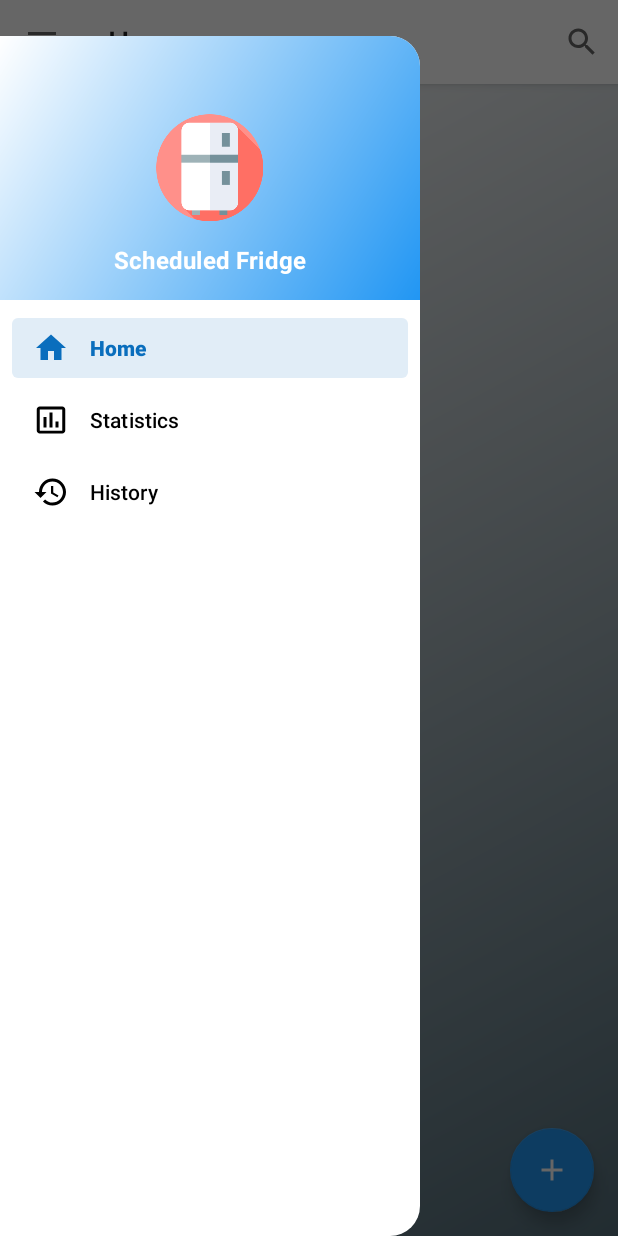
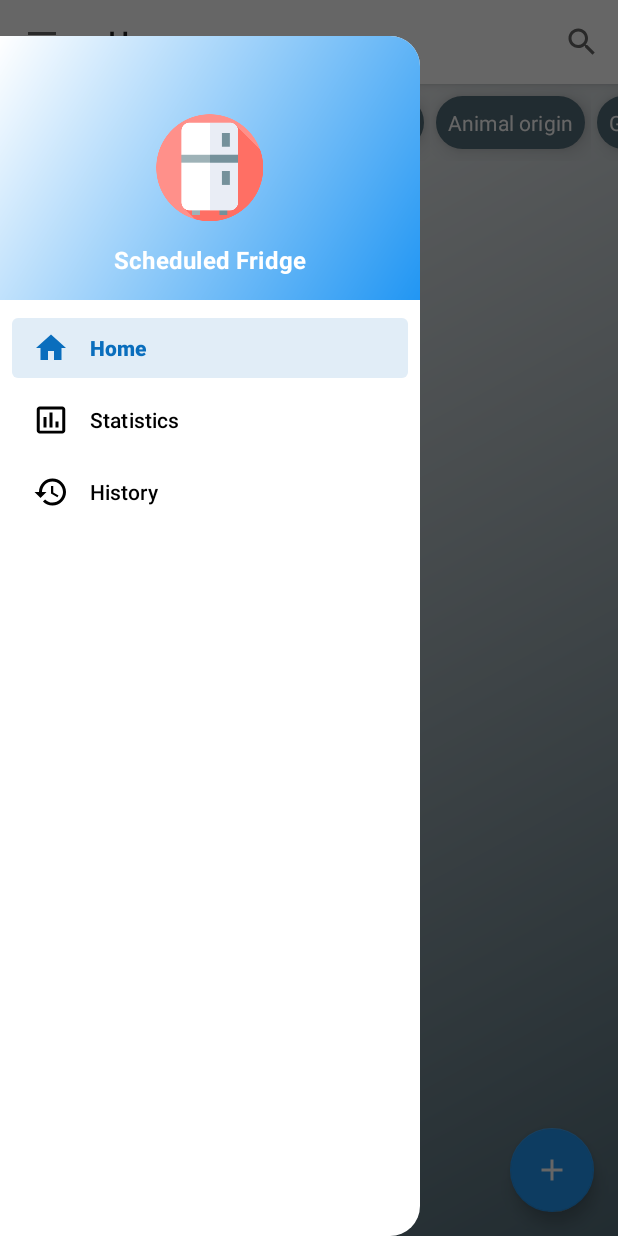
Before and after one commit to Belohun/Scheduled-Fridge, an Android app: the screen it shows after launch (MainActivity), with the side drawer open, on a phone screen of 412 x 824 dp. Run offline under Robolectric (Android 15) with nearby library versions, the phone set to English and light mode, and no system bars; our stand-ins replace Room's generated code, navigation-ui; libraries missing offline, so code that uses them is left out: it.xabaras.android, net.danlew.android; Roboto replaces fonts that are not available here; 1 statement that could not run was skipped.

Commit message:
Added: Viewing horizontal recyclerView with categories

```diff
--- a/app/src/main/java/com/example/scheduledfridge/ui/home/CategoriesAdapter.kt
+++ b/app/src/main/java/com/example/scheduledfridge/ui/home/CategoriesAdapter.kt
@@ -1,17 +1,21 @@
 package com.example.scheduledfridge.ui.home
-
 import android.content.Context
+import android.view.LayoutInflater
 import android.view.View
 import android.view.ViewGroup
+import android.widget.ArrayAdapter
 import androidx.recyclerview.widget.RecyclerView
-import kotlinx.android.synthetic.main.product_layout.view.*
+import com.example.scheduledfridge.R
+import kotlinx.android.synthetic.main.category_layout.view.*
 
-class CategoriesAdapter internal constructor(val context: Context?): RecyclerView.Adapter<CategoriesAdapter.ViewHolder>() {
 
+class CategoriesAdapter internal constructor(val context: Context?,
+                                             private var categories: ArrayList<String>
+): RecyclerView.Adapter<CategoriesAdapter.ViewHolder>() {
+
+    private val inflater: LayoutInflater = LayoutInflater.from(context)
     inner class ViewHolder(itemView: View): RecyclerView.ViewHolder(itemView){
-
-        val category = itemView.product_name_textView!!
-
+        val categoryName = itemView.categoryName_TextView!!
 
     }
 
@@ -20,15 +24,20 @@ class CategoriesAdapter internal constructor(val context: Context?): RecyclerVie
         parent: ViewGroup,
         viewType: Int
     ): CategoriesAdapter.ViewHolder {
-        TODO("Not yet implemented")
+
+        val itemView = inflater.inflate(R.layout.category_layout,parent,false)
+        return ViewHolder(itemView)
+
     }
 
     override fun getItemCount(): Int {
-        TODO("Not yet implemented")
+       return categories.size
     }
 
     override fun onBindViewHolder(holder: CategoriesAdapter.ViewHolder, position: Int) {
-        TODO("Not yet implemented")
+
+
+      holder.categoryName.text = categories[position]
     }
 
 }
--- a/app/src/main/java/com/example/scheduledfridge/ui/home/HomeFragment.kt
+++ b/app/src/main/java/com/example/scheduledfridge/ui/home/HomeFragment.kt
@@ -24,13 +24,15 @@ import kotlinx.android.synthetic.main.fragment_home.*
 import java.time.LocalDateTime
 import java.time.format.DateTimeFormatter
 import java.util.*
+import kotlin.collections.ArrayList
 
 class HomeFragment : Fragment(),MenuItem.OnActionExpandListener,
     androidx.appcompat.widget.SearchView.OnQueryTextListener {
 
     private lateinit var homeViewModel: HomeViewModel
     private val productDetailsViewModel: ProductDetailsViewModel by activityViewModels()
-    private var adapter: ListOfProductsAdapter? = null
+    private var listOfProductsAdapter: ListOfProductsAdapter? = null
+    private var categoriesAdapter: CategoriesAdapter? = null
     var allProducts : List<Product> = emptyList()
 
     @SuppressLint("NewApi")
@@ -45,17 +47,27 @@ class HomeFragment : Fragment(),MenuItem.OnActionExpandListener,
     }
 
     override fun onViewCreated(view: View, savedInstanceState: Bundle?) {
+        val categoryArrayAdapter: ArrayAdapter<CharSequence> = ArrayAdapter.createFromResource(
+            requireContext(),
+            R.array.types,
+            R.layout.support_simple_spinner_dropdown_item
+        )
+        val categoriesList = returnCategoryList(categoryArrayAdapter)
         homeViewModel = ViewModelProviders.of(this).get(HomeViewModel::class.java)
-        adapter = ListOfProductsAdapter(context)
-        setAdapter(recyclerView_home, adapter!!)
+        listOfProductsAdapter = ListOfProductsAdapter(context)
+        categoriesAdapter = CategoriesAdapter(context,categoriesList)
+        recyclerView_home.adapter = listOfProductsAdapter
+        recyclerView_Categories.adapter =categoriesAdapter
+
         homeViewModel.allProducts.observe(viewLifecycleOwner, androidx.lifecycle.Observer {
             allProducts=it
-            adapter!!.setProducts(allProducts)
+            listOfProductsAdapter!!.setProducts(allProducts)
         })
-        adapter!!.currentProduct.observe(viewLifecycleOwner, androidx.lifecycle.Observer {
+        listOfProductsAdapter!!.currentProduct.observe(viewLifecycleOwner, androidx.lifecycle.Observer {
             productDetailsViewModel.setCurrentProduct(it)
         })
         recyclerView_home.layoutManager = LinearLayoutManager(context,RecyclerView.VERTICAL,false)
+        recyclerView_Categories.layoutManager = LinearLayoutManager(context,RecyclerView.HORIZONTAL,false)
         val simpleCallBackHelper = object : ItemTouchHelper.SimpleCallback(0, ItemTouchHelper.LEFT or  RIGHT) {
             override fun onMove(
                 recyclerView: RecyclerView,
@@ -89,22 +101,18 @@ class HomeFragment : Fragment(),MenuItem.OnActionExpandListener,
         }
         val itemTouchHelper = ItemTouchHelper(simpleCallBackHelper)
         itemTouchHelper.attachToRecyclerView(recyclerView_home)
-        fabOnClick(fab)
+        fabOnClick(fab,categoryArrayAdapter)
         super.onViewCreated(view, savedInstanceState)
     }
-    private fun fabOnClick(fab: FloatingActionButton) {
+    private fun fabOnClick(fab: FloatingActionButton, adapter: ArrayAdapter<CharSequence>) {
         fab.setOnClickListener {
             val dialogView =
                 LayoutInflater.from(this.activity).inflate(R.layout.add_product_layout, null)
             val mBuilder = AlertDialog.Builder(this.requireActivity())
                 .setView(dialogView)
             val mAlertDialog = mBuilder.show()
-            val adapter: ArrayAdapter<CharSequence> = ArrayAdapter.createFromResource(
-                requireContext(),
-                R.array.types,
-                R.layout.support_simple_spinner_dropdown_item
-            )
 
+1
 
             mAlertDialog.type_AutoCompleteTextView.setAdapter(adapter)
             calendarOnClick(dialogView, mAlertDialog)
@@ -131,7 +139,7 @@ class HomeFragment : Fragment(),MenuItem.OnActionExpandListener,
             val day = c.get(Calendar.DAY_OF_MONTH)
             val dpd = DatePickerDialog(
                 this.requireActivity(),
-                DatePickerDialog.OnDateSetListener { view, year, monthOfYear, dayOfMonth ->
+                DatePickerDialog.OnDateSetListener { _, year, monthOfYear, dayOfMonth ->
                     val date = "" + dayOfMonth + "/" + (monthOfYear + 1) + "/" + year
                     mAlertDialog.date_TextInputEditText.setText(date)
                 },
@@ -214,15 +222,6 @@ class HomeFragment : Fragment(),MenuItem.OnActionExpandListener,
             }
     }
 
-    private fun setAdapter(
-        recyclerView: RecyclerView,
-        adapter: ListOfProductsAdapter
-    ){
-
-        recyclerView.adapter = adapter
-
-    }
-
     override fun onCreateOptionsMenu(menu: Menu, inflater: MenuInflater) {
         inflater.inflate(R.menu.main, menu)
         val searchView: androidx.appcompat.widget.SearchView = menu.findItem(R.id.action_search).actionView as androidx.appcompat.widget.SearchView
@@ -237,7 +236,7 @@ class HomeFragment : Fragment(),MenuItem.OnActionExpandListener,
 
     override fun onQueryTextChange(p0: String?): Boolean {
     if(p0 == null || p0.trim().isEmpty()){
-        adapter!!.setProducts(allProducts)
+        listOfProductsAdapter!!.setProducts(allProducts)
         return false
     }
         val newText = p0.toLowerCase(Locale.ROOT)
@@ -249,14 +248,27 @@ class HomeFragment : Fragment(),MenuItem.OnActionExpandListener,
                 filteredNewsList.add(Product(it.id,it.productName,it.productType,it.productExpirationDate,it.productAdedDate,it.quantity))
             }
         }
-        adapter!!.setProducts(filteredNewsList)
+        listOfProductsAdapter!!.setProducts(filteredNewsList)
         return true
     }
     override fun onMenuItemActionExpand(p0: MenuItem?): Boolean {
         TODO("Not yet implemented")
     }
     override fun onMenuItemActionCollapse(p0: MenuItem?): Boolean {
-        adapter!!.setProducts(allProducts)
+        listOfProductsAdapter!!.setProducts(allProducts)
         return true
     }
+    private fun returnCategoryList(adapter: ArrayAdapter<CharSequence>): ArrayList<String> {
+        val categories: ArrayList<String> = ArrayList()
+        categories.add("All")
+        val size = adapter.count
+        var i = 0
+        while(i < size){
+            categories.add(adapter.getItem(i).toString())
+            i++
+        }
+        return categories
+
+    }
+
 }
--- /dev/null
+++ b/app/src/main/res/drawable/category_background.xml
@@ -0,0 +1,10 @@
+<?xml version="1.0" encoding="utf-8"?>
+<shape xmlns:android="http://schemas.android.com/apk/res/android"
+    android:shape="rectangle"
+    >
+    <solid android:color="@color/colorPrimaryDark" />
+
+    <corners
+        android:radius="20dp" />
+
+</shape>
--- /dev/null
+++ b/app/src/main/res/layout/category_layout.xml
@@ -0,0 +1,32 @@
+<?xml version="1.0" encoding="utf-8"?>
+<androidx.constraintlayout.widget.ConstraintLayout xmlns:android="http://schemas.android.com/apk/res/android"
+    android:layout_width="wrap_content"
+    android:layout_height="wrap_content"
+    xmlns:app="http://schemas.android.com/apk/res-auto">
+    <LinearLayout
+        android:layout_marginTop="8dp"
+        android:layout_marginStart="4dp"
+        android:layout_marginEnd="4dp"
+        android:layout_marginBottom="8dp"
+
+        android:elevation="8dp"
+        android:layout_width="wrap_content"
+        android:layout_height="wrap_content"
+        app:layout_constraintTop_toTopOf="parent"
+        app:layout_constraintStart_toStartOf="parent"
+      app:layout_constraintBottom_toBottomOf="parent"
+        app:layout_constraintEnd_toEndOf="parent"
+        android:background="@drawable/category_background">
+    <TextView
+        android:layout_gravity="center"
+        android:id="@+id/categoryName_TextView"
+        android:layout_margin="8dp"
+        android:layout_width="wrap_content"
+        android:layout_height="wrap_content"
+        style="@style/TextAppearance.MdcTypographyStyles.Subtitle3"
+        android:textColor="@color/background"
+        android:hint="@string/Name"
+        />
+    </LinearLayout>
+
+</androidx.constraintlayout.widget.ConstraintLayout>
--- a/app/src/main/res/layout/fragment_home.xml
+++ b/app/src/main/res/layout/fragment_home.xml
@@ -8,18 +8,23 @@
     android:background="@drawable/home_fragment_background"
     android:elevation="10dp">
  <androidx.recyclerview.widget.RecyclerView
+     android:elevation="0dp"
      app:layout_constraintTop_toTopOf="parent"
      app:layout_constraintLeft_toLeftOf="parent"
      app:layout_constraintRight_toRightOf="parent"
      android:id="@+id/recyclerView_Categories"
      android:layout_height="wrap_content"
      android:layout_width="match_parent"
+     tools:listitem="@layout/category_layout"
+
      />
 
 
 
     <androidx.recyclerview.widget.RecyclerView
         android:id="@+id/recyclerView_home"
+        android:layout_marginTop="4dp"
+        android:elevation="0dp"
        app:layout_constraintTop_toBottomOf="@id/recyclerView_Categories"
         app:layout_constraintLeft_toLeftOf="parent"
         app:layout_constraintRight_toRightOf="parent"
```
